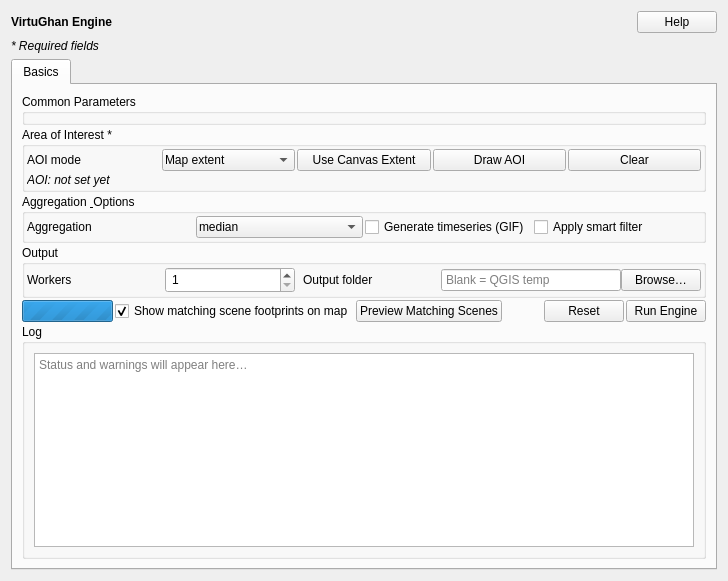
Before: the Qt Designer form virtughan_qgis/engine/engine_form.ui in virtughan/qgis-plugin, drawn with Qt 5.
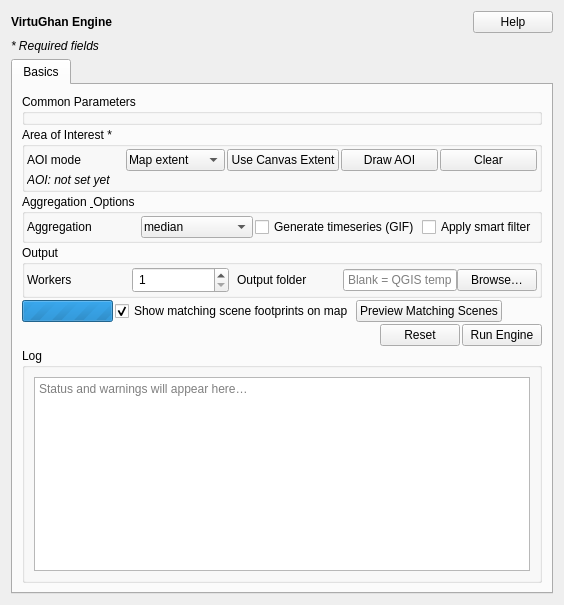
After: the same form once the commit is applied.

Commit message: feat(preview): phase-1 UX updates for scene preview and engine actions layout

What changed in the file:
```diff
--- a/virtughan_qgis/engine/engine_form.ui
+++ b/virtughan_qgis/engine/engine_form.ui
@@ -221,6 +221,8 @@
 
        <!-- Run / Progress -->
        <item>
+       <layout class="QVBoxLayout" name="runSectionLayout">
+        <item>
         <layout class="QHBoxLayout" name="runLayout">
          <item>
           <widget class="QProgressBar" name="progressBar">
@@ -251,6 +253,18 @@
            </property>
           </spacer>
          </item>
+         </layout>
+        </item>
+        <item>
+         <layout class="QHBoxLayout" name="runActionLayout">
+          <item>
+           <spacer name="runActionSpacer">
+            <property name="orientation"><enum>Qt::Horizontal</enum></property>
+            <property name="sizeHint" stdset="0">
+        <size><width>40</width><height>20</height></size>
+            </property>
+           </spacer>
+          </item>
          <item>
           <widget class="QPushButton" name="resetButton">
            <property name="text"><string>Reset</string></property>
@@ -263,6 +277,8 @@
            <property name="minimumHeight"><number>30</number></property>
            <property name="toolTip"><string>Start processing</string></property>
           </widget>
+          </item>
+         </layout>
          </item>
         </layout>
        </item>
```
Lines whose indentation alone changed are shown as unchanged. The commit also changes 2 other files.
